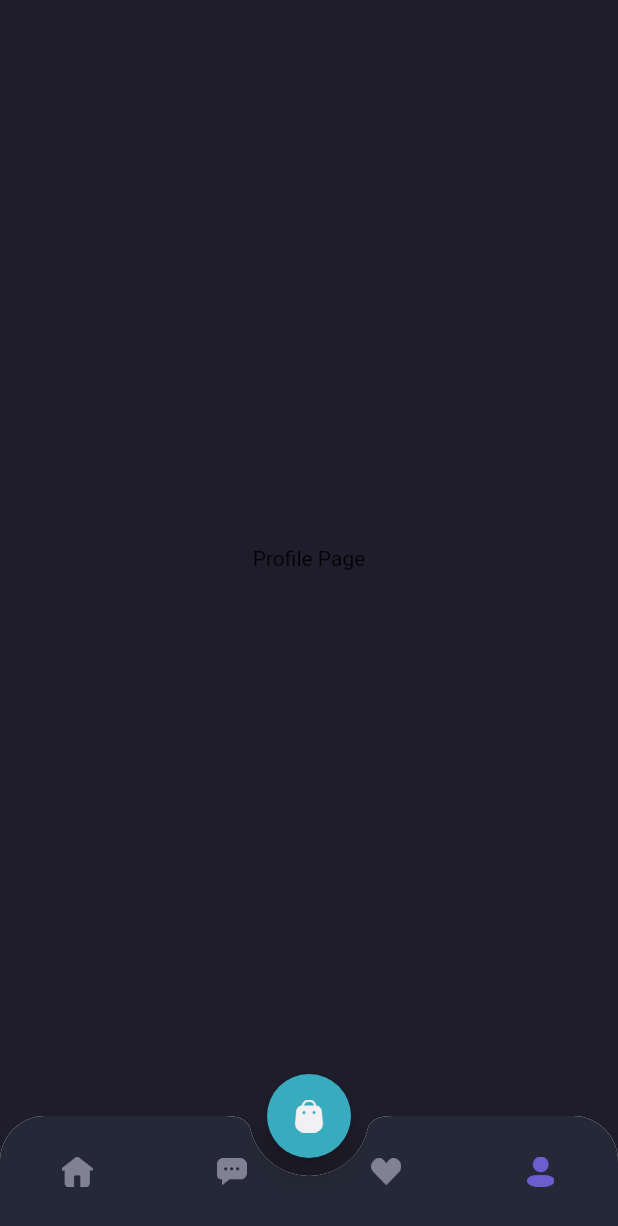
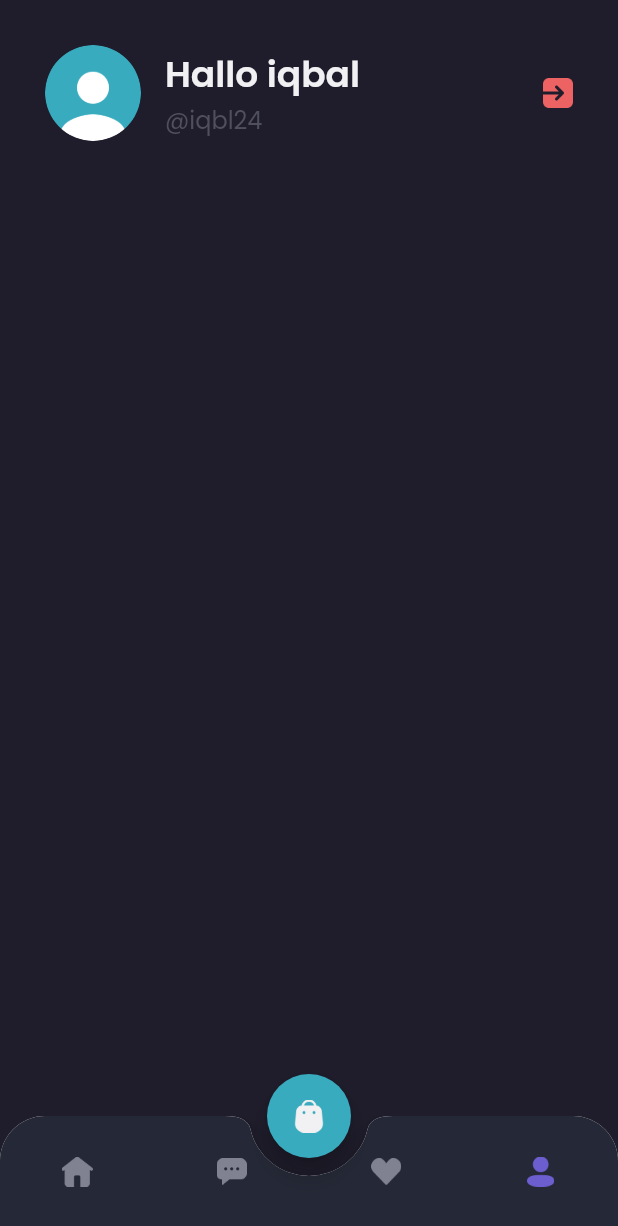
Before and after one commit to mhdiqbl/ecomercesepatu, a Flutter app: the MainPage screen opened by its route, item 4 of the bottom bar chosen, on a phone screen of 412 x 824 dp. Shown: the top 1226 px of the screen. Run offline on Flutter 3.47's test engine with Material 2 defaults, Android fonts, the phone set to English and light mode, and no system bars; our stand-ins replace google_fonts.

Commit message:
Slicing Profile Page Bagian Header

```diff
--- a/lib/pages/home/profile_page.dart
+++ b/lib/pages/home/profile_page.dart
@@ -1,12 +1,65 @@
 import 'package:flutter/material.dart';
+import 'package:sepatu/theme.dart';
 
 class ProfilePage extends StatelessWidget {
   const ProfilePage({Key? key}) : super(key: key);
 
   @override
   Widget build(BuildContext context) {
-    return Center(
-      child: Text('Profile Page'),
+    Widget header() {
+      return AppBar(
+        backgroundColor: backgroundColor1,
+        automaticallyImplyLeading: false, //menghilangkan nav yg diatas
+        elevation: 0,
+        flexibleSpace: SafeArea(
+            //agar tidak tembus ke status bar
+            child: Container(
+          padding: EdgeInsets.all(
+            defaultMargin,
+          ),
+          child: Row(
+            children: [
+              ClipOval(
+                child: Image.asset(
+                  'assets/image_profile.png',
+                  width: 64,
+                ),
+              ),
+              SizedBox(
+                width: 16,
+              ),
+              Expanded(
+                child: Column(
+                  crossAxisAlignment: CrossAxisAlignment.start,
+                  children: [
+                    Text(
+                      'Hallo iqbal',
+                      style: primaryTextStyle.copyWith(
+                        fontSize: 24,
+                        fontWeight: semiBold,
+                      ),
+                    ),
+                    Text('@iqbl24',
+                    style: subtitletTextStyle.copyWith(
+                      fontSize: 16,
+                    ),
+                    ),
+                  ],
+                ),
+              ),
+              Image.asset('assets/button_exit.png',
+              width: 20,
+              ),
+            ],
+          ),
+        )),
+      );
+    }
+
+    return Column(
+      children: [
+        header(),
+      ],
     );
   }
 }
```
